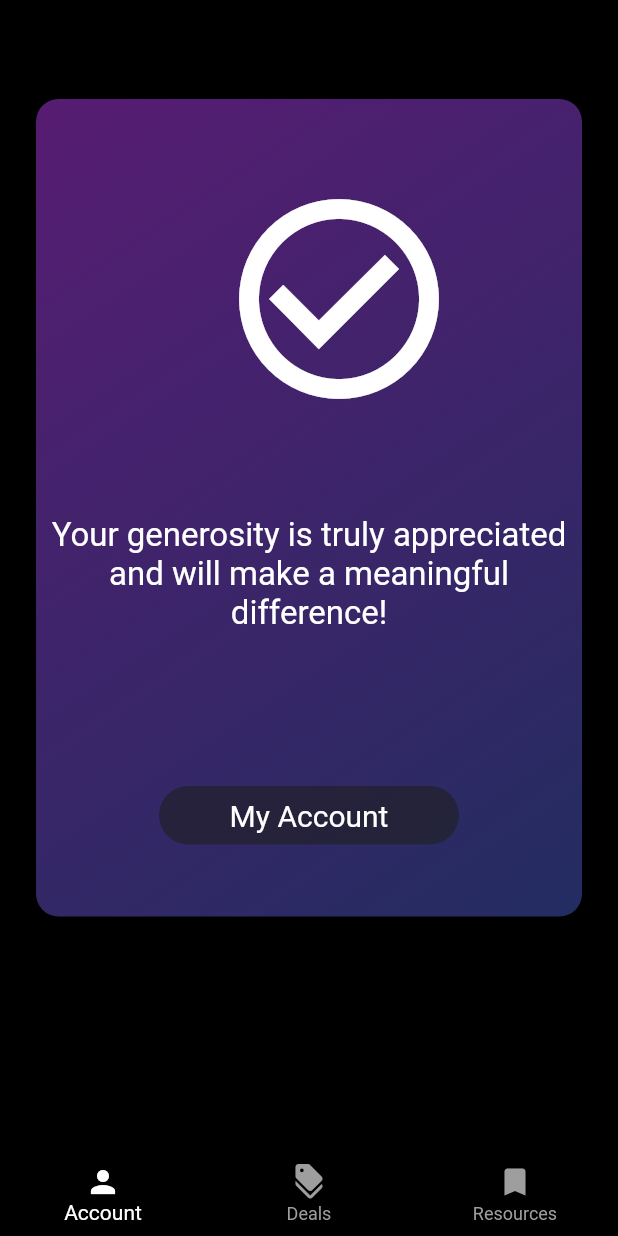
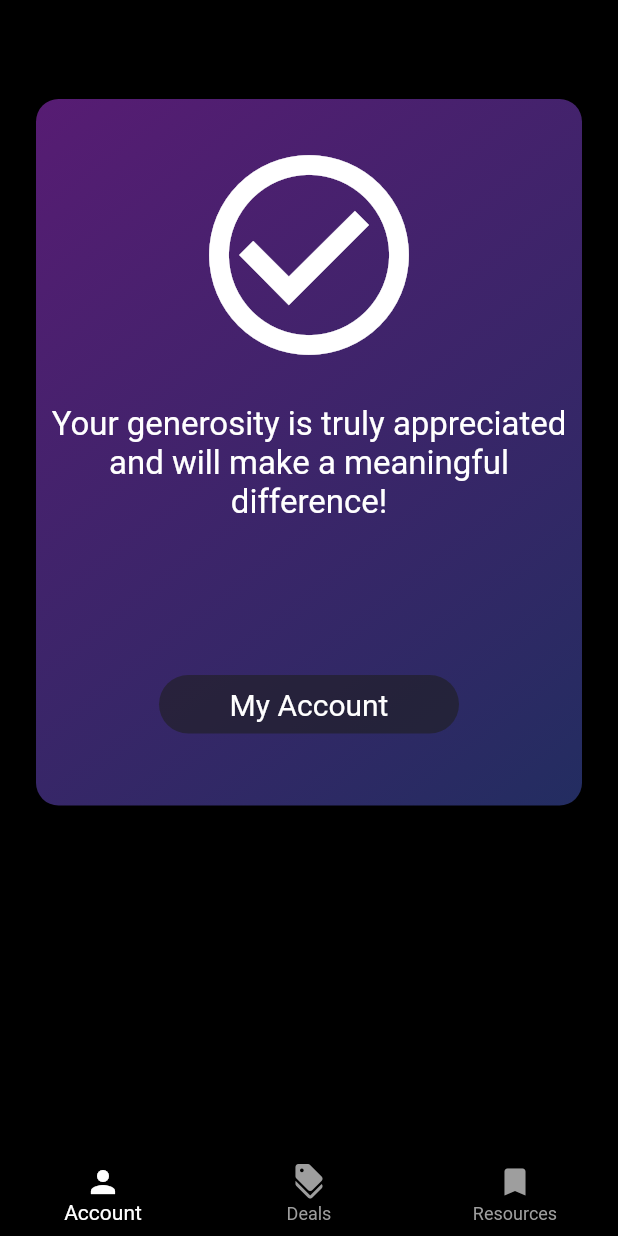
Before and after one commit to mariadoan247/totem_test_features, a Flutter app: the FinishedDonation screen opened by its route, on a phone screen of 412 x 824 dp. Run offline on Flutter 3.47's test engine with Material 2 defaults, Android fonts, the phone set to English and light mode, and no system bars; our stand-ins replace go_router; missing offline and left inert: dart:ffi; network calls fail; Roboto replaces fonts that are missing (Gothic A1).

Commit message:
fixed centering

```diff
--- a/lib/resources/donations/donationChahtaComplete.dart
+++ b/lib/resources/donations/donationChahtaComplete.dart
@@ -31,21 +31,11 @@ class FinishedDonation extends StatelessWidget {
             child: Column(
               mainAxisSize: MainAxisSize.min,
               children: [
-                Stack(
-                  children: [
-                    Container(
-                      alignment: Alignment.center,
-                      width: 120,
-                      height: 250,
-                    ),
-                    const Positioned.fill(
-                      child: Icon(
-                        Icons.check_circle_outline,
-                        color: Colors.white,
-                        size: 160,
-                      ),
-                    ),
-                  ],
+                SizedBox(height: 16),
+                Icon(
+                  Icons.check_circle_outline,
+                  color: Colors.white,
+                  size: 160,
                 ),
                 const SizedBox(height: 10),
                 Container(
```
